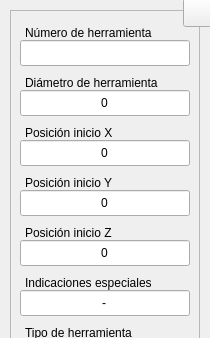
First picture: the form in interfaces/ui_files/tool_call.ui, repository Raw0201/GcodeEditor3, before the edit; both pictures show x 0 to 210 and y 0 to 338 of the 210 by 580 pixel window.
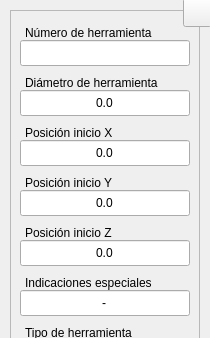
Second picture: the form after the edit. Icons and pictures are not drawn.

What changed in the file:
```diff
--- a/interfaces/ui_files/tool_call.ui
+++ b/interfaces/ui_files/tool_call.ui
@@ -2390,7 +2390,7 @@
       <string/>
      </property>
      <property name="text">
-      <string>0</string>
+      <string>0.0</string>
      </property>
      <property name="alignment">
       <set>Qt::AlignCenter</set>
@@ -2496,7 +2496,7 @@
       <string/>
      </property>
      <property name="text">
-      <string>0</string>
+      <string>0.0</string>
      </property>
      <property name="alignment">
       <set>Qt::AlignCenter</set>
@@ -2565,7 +2565,7 @@
       <string/>
      </property>
      <property name="text">
-      <string>0</string>
+      <string>0.0</string>
      </property>
      <property name="alignment">
       <set>Qt::AlignCenter</set>
@@ -2618,7 +2618,7 @@
       <string/>
      </property>
      <property name="text">
-      <string>0</string>
+      <string>0.0</string>
      </property>
      <property name="alignment">
       <set>Qt::AlignCenter</set>
```
